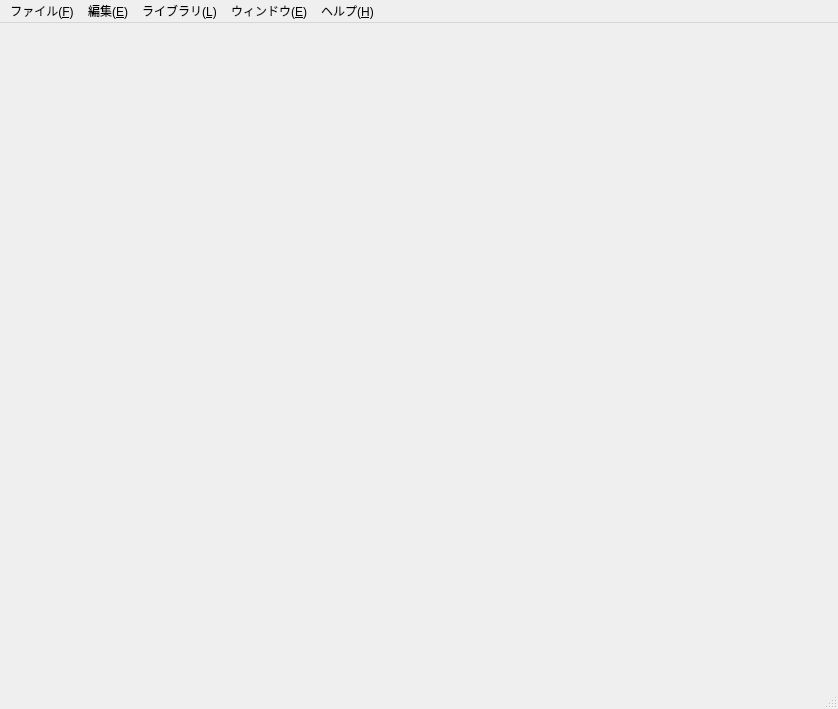
This is snipy.ui in nacika-ins/snipy as Qt 5 draws it before an edit. The edited form follows.
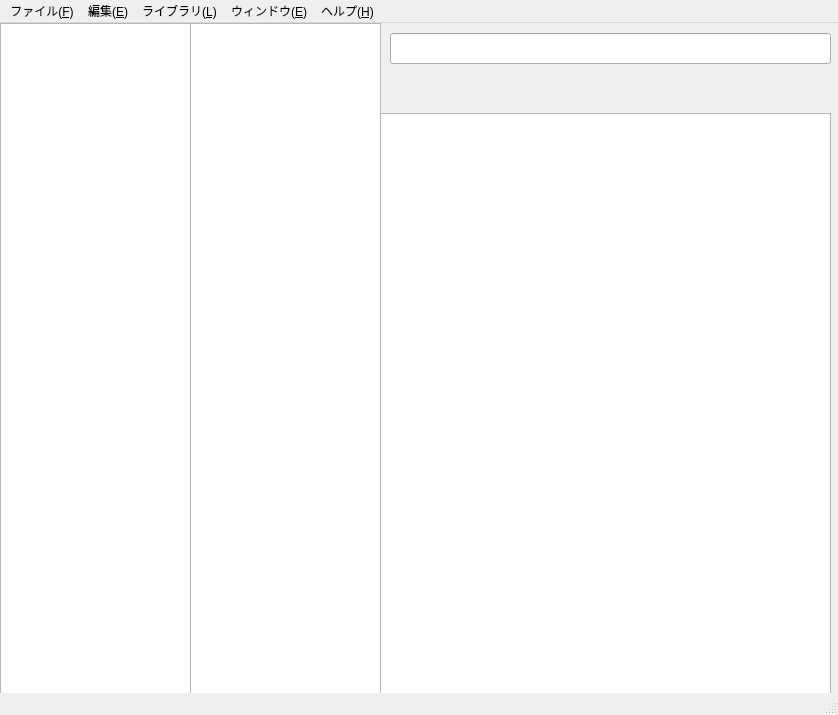
This is the edited form. Custom widgets are drawn as their Qt base class.

```diff
--- a/snipy.ui
+++ b/snipy.ui
@@ -7,30 +7,65 @@
     <x>0</x>
     <y>0</y>
     <width>838</width>
-    <height>709</height>
+    <height>715</height>
    </rect>
   </property>
   <property name="windowTitle">
    <string>MainWindow</string>
   </property>
   <widget class="QWidget" name="centralwidget">
-   <widget class="Q3ListView" name="listData">
-    <property name="geometry">
-     <rect>
-      <x>200</x>
-      <y>0</y>
-      <width>191</width>
-      <height>571</height>
-     </rect>
-    </property>
-   </widget>
-   <widget class="Q3ListView" name="listView">
+   <widget class="QWidget" name="horizontalLayoutWidget">
     <property name="geometry">
      <rect>
       <x>0</x>
       <y>0</y>
-      <width>201</width>
-      <height>561</height>
+      <width>191</width>
+      <height>681</height>
+     </rect>
+    </property>
+    <layout class="QHBoxLayout" name="horizontalLayout">
+     <item>
+      <widget class="QTreeView" name="treeView"/>
+     </item>
+    </layout>
+   </widget>
+   <widget class="QWidget" name="horizontalLayoutWidget_2">
+    <property name="geometry">
+     <rect>
+      <x>190</x>
+      <y>0</y>
+      <width>191</width>
+      <height>681</height>
+     </rect>
+    </property>
+    <layout class="QHBoxLayout" name="horizontalLayout_2">
+     <item>
+      <widget class="QListView" name="listView"/>
+     </item>
+    </layout>
+   </widget>
+   <widget class="QWidget" name="horizontalLayoutWidget_3">
+    <property name="geometry">
+     <rect>
+      <x>380</x>
+      <y>90</y>
+      <width>451</width>
+      <height>591</height>
+     </rect>
+    </property>
+    <layout class="QHBoxLayout" name="horizontalLayout_3">
+     <item>
+      <widget class="QTextEdit" name="textEdit"/>
+     </item>
+    </layout>
+   </widget>
+   <widget class="QLineEdit" name="lineEdit">
+    <property name="geometry">
+     <rect>
+      <x>390</x>
+      <y>10</y>
+      <width>441</width>
+      <height>31</height>
      </rect>
     </property>
    </widget>
@@ -181,19 +216,6 @@
    </property>
   </action>
  </widget>
- <customwidgets>
-  <customwidget>
-   <class>Q3Frame</class>
-   <extends>QFrame</extends>
-   <header>Qt3Support/Q3Frame</header>
-   <container>1</container>
-  </customwidget>
-  <customwidget>
-   <class>Q3ListView</class>
-   <extends>Q3Frame</extends>
-   <header>q3listview.h</header>
-  </customwidget>
- </customwidgets>
  <resources/>
  <connections/>
 </ui>
```
